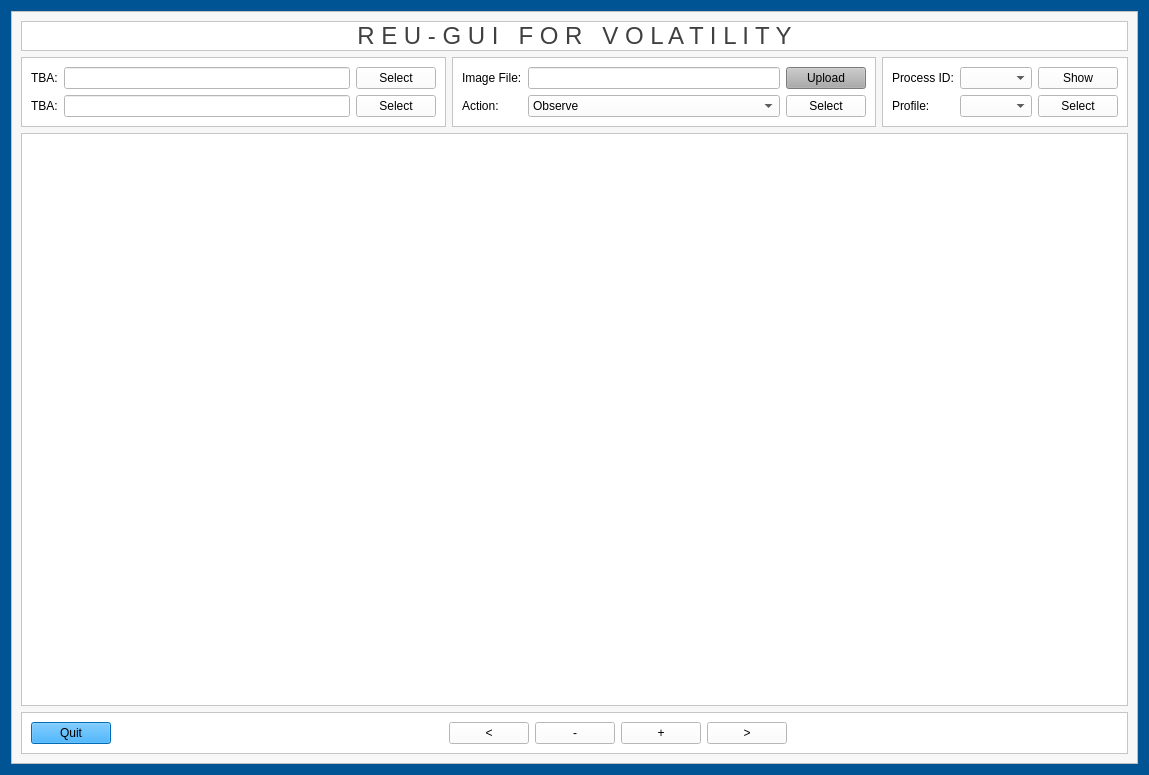
Above: form.ui from Masrik-Dahir/VMI before the change. Below: the same form after it.
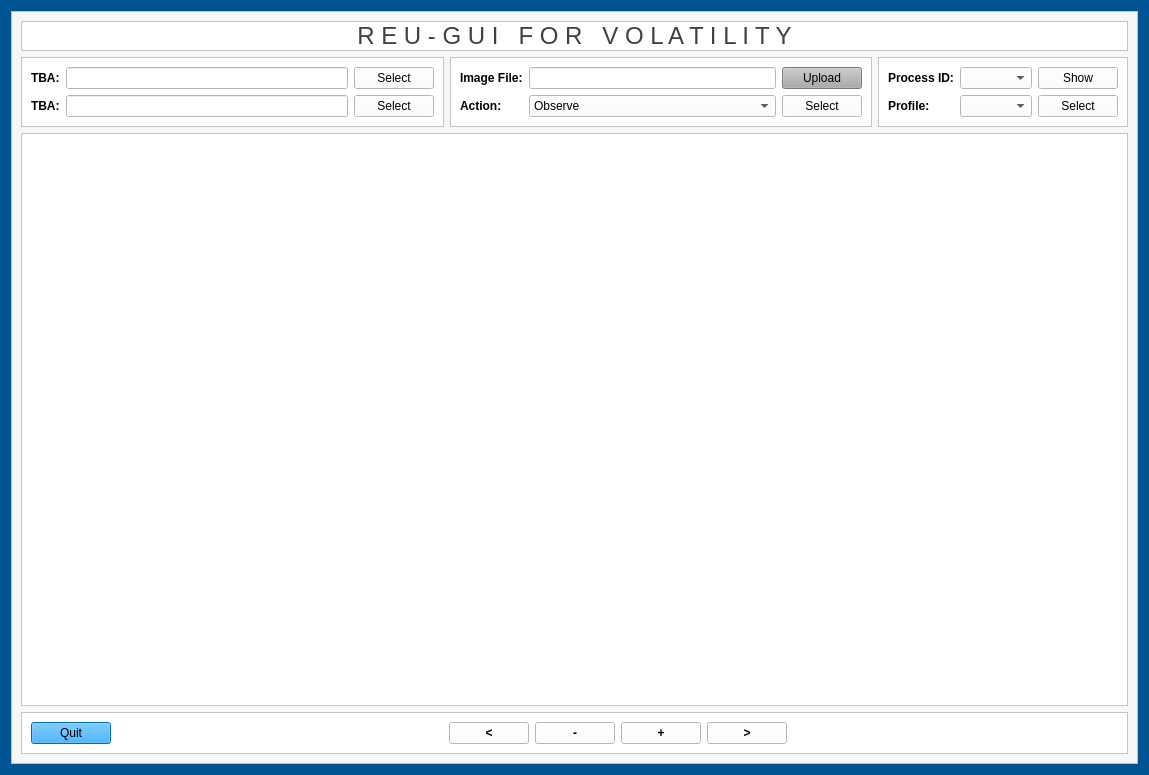
That is the form after the change.

```diff
--- a/form.ui
+++ b/form.ui
@@ -53,6 +53,12 @@
             <layout class="QGridLayout" name="gridLayout_3">
              <item row="0" column="0">
               <widget class="QLabel" name="label">
+               <property name="font">
+                <font>
+                 <weight>75</weight>
+                 <bold>true</bold>
+                </font>
+               </property>
                <property name="styleSheet">
                 <string notr="true">color: rgb(0, 0, 0);</string>
                </property>
@@ -63,6 +69,9 @@
              </item>
              <item row="0" column="2">
               <widget class="QPushButton" name="pushButton">
+               <property name="toolTip">
+                <string>Upload memory dump</string>
+               </property>
                <property name="styleSheet">
                 <string notr="true">background-color: rgb(171, 171, 171);
 </string>
@@ -74,6 +83,12 @@
              </item>
              <item row="1" column="0">
               <widget class="QLabel" name="label_2">
+               <property name="font">
+                <font>
+                 <weight>75</weight>
+                 <bold>true</bold>
+                </font>
+               </property>
                <property name="styleSheet">
                 <string notr="true">color: rgb(0, 0, 0);</string>
                </property>
@@ -119,6 +134,9 @@
              </item>
              <item row="1" column="2">
               <widget class="QPushButton" name="pushButton_3">
+               <property name="toolTip">
+                <string>Confirm action</string>
+               </property>
                <property name="styleSheet">
                 <string notr="true">background-color: rgb(171, 171, 171);\n</string>
                </property>
@@ -129,6 +147,9 @@
              </item>
              <item row="0" column="1">
               <widget class="QLineEdit" name="lineEdit">
+               <property name="enabled">
+                <bool>false</bool>
+               </property>
                <property name="readOnly">
                 <bool>true</bool>
                </property>
@@ -178,6 +199,12 @@
              </item>
              <item row="0" column="0">
               <widget class="QLabel" name="label_3">
+               <property name="font">
+                <font>
+                 <weight>75</weight>
+                 <bold>true</bold>
+                </font>
+               </property>
                <property name="text">
                 <string>TBA:</string>
                </property>
@@ -185,6 +212,12 @@
              </item>
              <item row="1" column="0">
               <widget class="QLabel" name="label_6">
+               <property name="font">
+                <font>
+                 <weight>75</weight>
+                 <bold>true</bold>
+                </font>
+               </property>
                <property name="text">
                 <string>TBA:</string>
                </property>
@@ -217,6 +250,9 @@
         </item>
         <item row="0" column="0" colspan="3">
          <widget class="QLabel" name="label_7">
+          <property name="enabled">
+           <bool>true</bool>
+          </property>
           <property name="font">
            <font>
             <family>Arial</family>
@@ -299,6 +335,9 @@
             <layout class="QGridLayout" name="gridLayout_2">
              <item row="0" column="2">
               <widget class="QPushButton" name="pid_pushButton">
+               <property name="toolTip">
+                <string>Show specific process</string>
+               </property>
                <property name="styleSheet">
                 <string notr="true">background-color: rgb(171, 171, 171);\n</string>
                </property>
@@ -309,6 +348,12 @@
              </item>
              <item row="0" column="0">
               <widget class="QLabel" name="pid_label">
+               <property name="font">
+                <font>
+                 <weight>75</weight>
+                 <bold>true</bold>
+                </font>
+               </property>
                <property name="text">
                 <string>Process ID:</string>
                </property>
@@ -316,6 +361,12 @@
              </item>
              <item row="1" column="0">
               <widget class="QLabel" name="label_5">
+               <property name="font">
+                <font>
+                 <weight>75</weight>
+                 <bold>true</bold>
+                </font>
+               </property>
                <property name="text">
                 <string>Profile:</string>
                </property>
@@ -323,6 +374,9 @@
              </item>
              <item row="1" column="2">
               <widget class="QPushButton" name="pushButton_6">
+               <property name="toolTip">
+                <string>Select specific profile</string>
+               </property>
                <property name="styleSheet">
                 <string notr="true">background-color: rgb(171, 171, 171);\n</string>
                </property>
@@ -369,13 +423,6 @@
           <layout class="QGridLayout" name="gridLayout_4">
            <item row="0" column="0">
             <layout class="QGridLayout" name="gridLayout_7">
-             <item row="0" column="4">
-              <widget class="QPushButton" name="pushButton_9">
-               <property name="text">
-                <string>+</string>
-               </property>
-              </widget>
-             </item>
              <item row="0" column="0">
               <widget class="QPushButton" name="exit_pushButton">
                <property name="styleSheet">
@@ -399,247 +446,94 @@
                </property>
               </spacer>
              </item>
-             <item row="0" column="2">
-              <widget class="QPushButton" name="pushButton_5">
-               <property name="text">
-                <string>&lt;</string>
-               </property>
-              </widget>
-             </item>
              <item row="0" column="5">
               <widget class="QPushButton" name="pushButton_4">
-               <property name="palette">
-                <palette>
-                 <active>
-                  <colorrole role="WindowText">
-                   <brush brushstyle="SolidPattern">
-                    <color alpha="255">
-                     <red>0</red>
-                     <green>0</green>
-                     <blue>0</blue>
-                    </color>
-                   </brush>
-                  </colorrole>
-                  <colorrole role="Button">
-                   <brush brushstyle="SolidPattern">
-                    <color alpha="255">
-                     <red>255</red>
-                     <green>255</green>
-                     <blue>255</blue>
-                    </color>
-                   </brush>
-                  </colorrole>
-                  <colorrole role="Text">
-                   <brush brushstyle="SolidPattern">
-                    <color alpha="255">
-                     <red>0</red>
-                     <green>0</green>
-                     <blue>0</blue>
-                    </color>
-                   </brush>
-                  </colorrole>
-                  <colorrole role="ButtonText">
-                   <brush brushstyle="SolidPattern">
-                    <color alpha="255">
-                     <red>0</red>
-                     <green>0</green>
-                     <blue>0</blue>
-                    </color>
-                   </brush>
-                  </colorrole>
-                  <colorrole role="Base">
-                   <brush brushstyle="SolidPattern">
-                    <color alpha="255">
-                     <red>255</red>
-                     <green>255</green>
-                     <blue>255</blue>
-                    </color>
-                   </brush>
-                  </colorrole>
-                  <colorrole role="Window">
-                   <brush brushstyle="SolidPattern">
-                    <color alpha="255">
-                     <red>255</red>
-                     <green>255</green>
-                     <blue>255</blue>
-                    </color>
-                   </brush>
-                  </colorrole>
-                  <colorrole role="PlaceholderText">
-                   <brush brushstyle="NoBrush">
-                    <color alpha="128">
-                     <red>0</red>
-                     <green>0</green>
-                     <blue>0</blue>
-                    </color>
-                   </brush>
-                  </colorrole>
-                 </active>
-                 <inactive>
-                  <colorrole role="WindowText">
-                   <brush brushstyle="SolidPattern">
-                    <color alpha="255">
-                     <red>0</red>
-                     <green>0</green>
-                     <blue>0</blue>
-                    </color>
-                   </brush>
-                  </colorrole>
-                  <colorrole role="Button">
-                   <brush brushstyle="SolidPattern">
-                    <color alpha="255">
-                     <red>255</red>
-                     <green>255</green>
-                     <blue>255</blue>
-                    </color>
-                   </brush>
-                  </colorrole>
-                  <colorrole role="Text">
-                   <brush brushstyle="SolidPattern">
-                    <color alpha="255">
-                     <red>0</red>
-                     <green>0</green>
-                     <blue>0</blue>
-                    </color>
-                   </brush>
-                  </colorrole>
-                  <colorrole role="ButtonText">
-                   <brush brushstyle="SolidPattern">
-                    <color alpha="255">
-                     <red>0</red>
-                     <green>0</green>
-                     <blue>0</blue>
-                    </color>
-                   </brush>
-                  </colorrole>
-                  <colorrole role="Base">
-                   <brush brushstyle="SolidPattern">
-                    <color alpha="255">
-                     <red>255</red>
-                     <green>255</green>
-                     <blue>255</blue>
-                    </color>
-                   </brush>
-                  </colorrole>
-                  <colorrole role="Window">
-                   <brush brushstyle="SolidPattern">
-                    <color alpha="255">
-                     <red>255</red>
-                     <green>255</green>
-                     <blue>255</blue>
-                    </color>
-                   </brush>
-                  </colorrole>
-                  <colorrole role="PlaceholderText">
-                   <brush brushstyle="NoBrush">
-                    <color alpha="128">
-                     <red>0</red>
-                     <green>0</green>
-                     <blue>0</blue>
-                    </color>
-                   </brush>
-                  </colorrole>
-                 </inactive>
-                 <disabled>
-                  <colorrole role="WindowText">
-                   <brush brushstyle="SolidPattern">
-                    <color alpha="255">
-                     <red>0</red>
-                     <green>0</green>
-                     <blue>0</blue>
-                    </color>
-                   </brush>
-                  </colorrole>
-                  <colorrole role="Button">
-                   <brush brushstyle="SolidPattern">
-                    <color alpha="255">
-                     <red>255</red>
-                     <green>255</green>
-                     <blue>255</blue>
-                    </color>
-                   </brush>
-                  </colorrole>
-                  <colorrole role="Text">
-                   <brush brushstyle="SolidPattern">
-                    <color alpha="255">
-                     <red>0</red>
-                     <green>0</green>
-                     <blue>0</blue>
-                    </color>
-                   </brush>
-                  </colorrole>
-                  <colorrole role="ButtonText">
-                   <brush brushstyle="SolidPattern">
-                    <color alpha="255">
-                     <red>0</red>
-                     <green>0</green>
-                     <blue>0</blue>
-                    </color>
-                   </brush>
-                  </colorrole>
-                  <colorrole role="Base">
-                   <brush brushstyle="SolidPattern">
-                    <color alpha="255">
-                     <red>255</red>
-                     <green>255</green>
-                     <blue>255</blue>
-                    </color>
-                   </brush>
-                  </colorrole>
-                  <colorrole role="Window">
-                   <brush brushstyle="SolidPattern">
-                    <color alpha="255">
-                     <red>255</red>
-                     <green>255</green>
-                     <blue>255</blue>
-                    </color>
-                   </brush>
-                  </colorrole>
-                  <colorrole role="PlaceholderText">
-                   <brush brushstyle="NoBrush">
-                    <color alpha="128">
-                     <red>0</red>
-                     <green>0</green>
-                     <blue>0</blue>
-                    </color>
-                   </brush>
-                  </colorrole>
-                 </disabled>
-                </palette>
+               <property name="font">
+                <font>
+                 <weight>75</weight>
+                 <bold>true</bold>
+                </font>
+               </property>
+               <property name="toolTip">
+                <string>Move to next location</string>
                </property>
                <property name="styleSheet">
-                <string notr="true">color: rgb(0, 0, 0);</string>
+                <string notr="true">background-color: rgb(255, 255, 255);</string>
                </property>
                <property name="text">
                 <string>&gt;</string>
                </property>
-               <property name="default">
-                <bool>false</bool>
+              </widget>
+             </item>
+             <item row="0" column="4">
+              <widget class="QPushButton" name="pushButton_9">
+               <property name="font">
+                <font>
+                 <weight>75</weight>
+                 <bold>true</bold>
+                </font>
                </property>
-               <property name="flat">
-                <bool>false</bool>
+               <property name="toolTip">
+                <string>Zoom in</string>
                </property>
+               <property name="styleSheet">
+                <string notr="true">background-color: rgb(255, 255, 255);</string>
+               </property>
+               <property name="text">
+                <string>+</string>
+               </property>
               </widget>
              </item>
+             <item row="0" column="6">
+              <spacer name="horizontalSpacer">
+               <property name="orientation">
+                <enum>Qt::Horizontal</enum>
+               </property>
+               <property name="sizeHint" stdset="0">
+                <size>
+                 <width>40</width>
+                 <height>20</height>
+                </size>
+               </property>
+              </spacer>
+             </item>
              <item row="0" column="3">
               <widget class="QPushButton" name="pushButton_8">
+               <property name="font">
+                <font>
+                 <weight>75</weight>
+                 <bold>true</bold>
+                </font>
+               </property>
+               <property name="toolTip">
+                <string>Zoom out</string>
+               </property>
+               <property name="styleSheet">
+                <string notr="true">background-color: rgb(255, 255, 255);</string>
+               </property>
                <property name="text">
                 <string>-</string>
                </property>
               </widget>
              </item>
-             <item row="0" column="6">
-              <spacer name="horizontalSpacer">
-               <property name="orientation">
-                <enum>Qt::Horizontal</enum>
+             <item row="0" column="2">
+              <widget class="QPushButton" name="pushButton_5">
+               <property name="font">
+                <font>
+                 <weight>75</weight>
+                 <bold>true</bold>
+                </font>
                </property>
-               <property name="sizeHint" stdset="0">
-                <size>
-                 <width>40</width>
-                 <height>20</height>
-                </size>
+               <property name="toolTip">
+                <string>Move to previous location</string>
                </property>
-              </spacer>
+               <property name="styleSheet">
+                <string notr="true">background-color: rgb(255, 255, 255);</string>
+               </property>
+               <property name="text">
+                <string>&lt;</string>
+               </property>
+              </widget>
              </item>
             </layout>
            </item>
```
